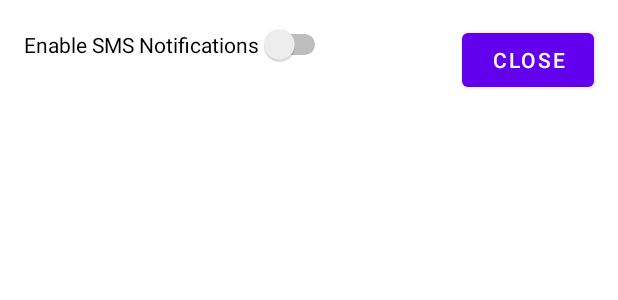
After one commit to zero-senpai/InvManagerApp, an Android app: the layout settings_fragment.xml on its own in the app's theme, with its tools: preview values and no code run, on a phone screen of 412 x 824 dp. The commit adds this screen. Shown: the top 300 px of the screen. Run offline under Robolectric (Android 15) with nearby library versions, the phone set to English and light mode, and no system bars.

Commit message:
Add settings fragment and permission checks for POST NOTIFS and SMS messages

```diff
--- a/app/build.gradle
+++ b/app/build.gradle
@@ -39,5 +39,6 @@ dependencies {
     implementation(libs.room.ktx)
     implementation libs.recyclerview
     implementation libs.cardview
+    implementation libs.preferences
     annotationProcessor(libs.room.compiler) // Use 'kapt' for annotation processing with Room
 }
--- /dev/null
+++ b/app/src/main/res/layout/settings_fragment.xml
@@ -0,0 +1,33 @@
+<FrameLayout xmlns:android="http://schemas.android.com/apk/res/android"
+    android:layout_width="match_parent"
+    android:layout_height="match_parent"
+    android:background="@android:color/white">
+
+    <!-- Settings UI Elements -->
+    <LinearLayout
+        android:layout_width="match_parent"
+        android:layout_height="wrap_content"
+        android:orientation="vertical"
+        android:padding="16dp">
+
+        <!-- SMS Notification Switch -->
+        <Switch
+            android:id="@+id/smsNotificationSwitch"
+            android:layout_width="wrap_content"
+            android:layout_height="wrap_content"
+            android:text="Enable SMS Notifications" />
+
+        <!-- Add other settings options here -->
+
+    </LinearLayout>
+
+    <!-- Close Button -->
+    <Button
+        android:id="@+id/closeButton"
+        android:layout_width="wrap_content"
+        android:layout_height="wrap_content"
+        android:text="Close"
+        android:layout_gravity="top|end"
+        android:layout_marginTop="16dp"
+        android:layout_marginEnd="16dp" />
+</FrameLayout>
--- a/gradle/libs.versions.toml
+++ b/gradle/libs.versions.toml
@@ -18,6 +18,7 @@ room-ktx = { group = "androidx.room", name = "room-ktx", version.ref = "room" }
 room-compiler = { group = "androidx.room", name = "room-compiler", version.ref = "room" }
 recyclerview = "androidx.recyclerview:recyclerview:1.3.2"
 cardview = 'androidx.cardview:cardview:1.0.0'
+preferences = 'androidx.preference:preference:1.1.1'
 
 
 
```
Also changed, not shown: app/src/main/AndroidManifest.xml (+7 -1 lines), app/src/main/java/com/zybooks/jakebinvmanager/controller/MainActivity.java (+82 -1 lines), app/src/main/java/com/zybooks/jakebinvmanager/ui/ItemAdapter.java (+41 -3 lines), app/src/main/java/com/zybooks/jakebinvmanager/utils/PermissionUtils.java (added, +19 -0 lines), app/src/main/java/com/zybooks/jakebinvmanager/utils/SmsUtils.java (added, +20 -0 lines), app/src/main/java/com/zybooks/jakebinvmanager/view/SettingsFragment.java (added, +166 -0 lines), app/src/main/res/layout/activity_main.xml (+13 -2 lines), app/src/main/res/xml/preferences.xml (added, +12 -0 lines).
